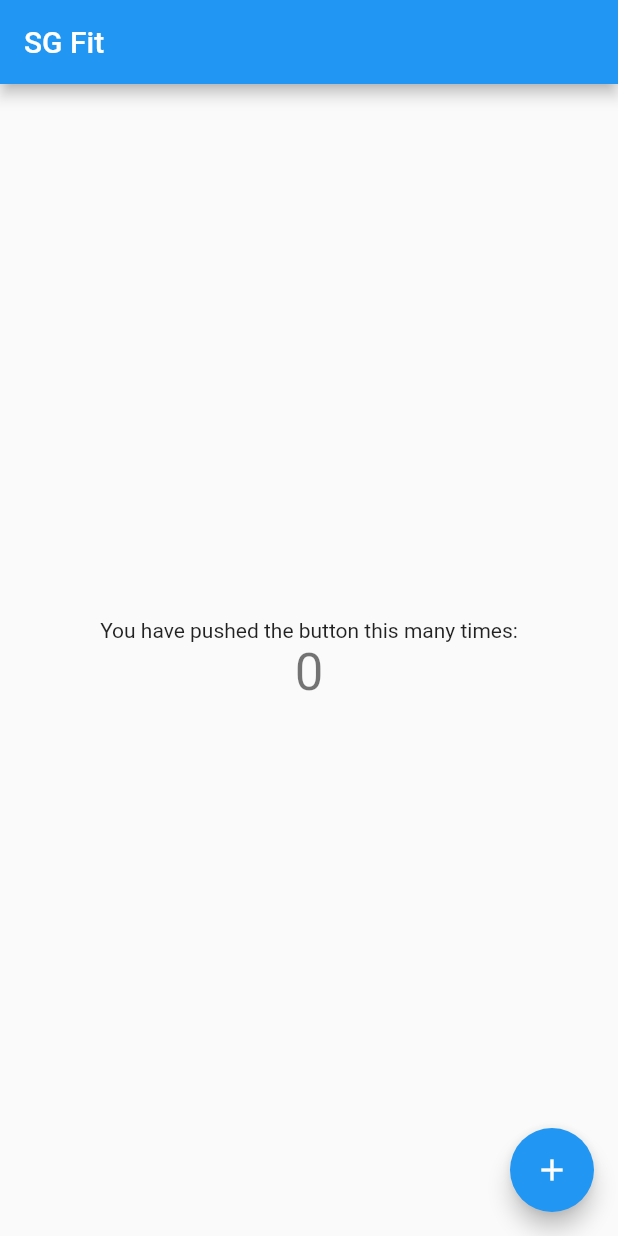
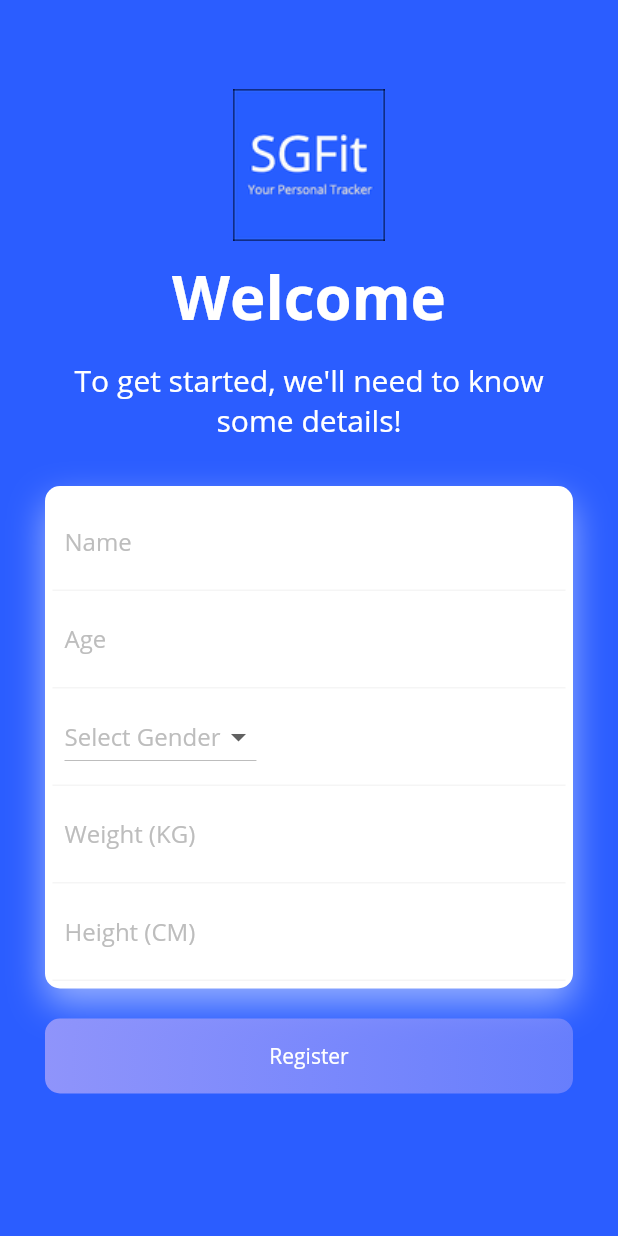
Before and after one commit to divyeshmundhra/SGFit-1, a Flutter app: the screen it shows after launch, on a phone screen of 412 x 824 dp. Run offline on Flutter 3.47's test engine with Material 2 defaults, Android fonts, the phone set to English and light mode, and no system bars.

Commit message:
Added Welcome Page

```diff
--- a/sg_fit/lib/main.dart
+++ b/sg_fit/lib/main.dart
@@ -4,7 +4,7 @@
  * @author XYZ
  */
 import 'package:flutter/material.dart';
-import 'package:sgfit/view/logo_display.dart';
+import 'package:sgfit/view/display_form.dart';
 
 void main() => runApp(Startup());
 
@@ -15,7 +15,12 @@ class Startup extends StatelessWidget {
     return MaterialApp(
       debugShowCheckedModeBanner: true,
       title: "SGFit",
-      home: LogoDisplay()
+      theme: ThemeData(
+            textTheme: Theme.of(context).textTheme.apply(
+                fontFamily: 'Open Sans',
+                bodyColor: Colors.white,
+                displayColor: Colors.white)),
+      home: DisplayForm()
     );
   }
 }
--- /dev/null
+++ b/sg_fit/lib/view/display_form.dart
@@ -0,0 +1,200 @@
+/**
+ * This class implements the one-time registration of the user when they launch
+ * the application for the first time and input details which include Height,
+ * Weight and Age.
+ *
+ * @author XYZ
+ */
+import 'package:flutter/material.dart';
+
+class DisplayForm extends StatefulWidget {
+  State createState() =>  RegistrationPageState();
+}
+
+
+class RegistrationPageState extends State<DisplayForm> {
+  String _value;
+
+  @override
+  Widget build(BuildContext context) {
+    return Scaffold(
+      backgroundColor: Color.fromRGBO(43,93,255, 1),
+      body: Container(
+        child: MediaQuery.removePadding(
+          context: context,
+          removeTop: true,
+          child: SingleChildScrollView(
+          child: Column(
+          children: <Widget>[
+            Container(
+              height: 220,
+              decoration: BoxDecoration(
+                image: DecorationImage(
+                  image: AssetImage('assets/images/reg_page_logo.png'))
+              ),
+            child: Stack(
+              children: <Widget>[
+                Positioned(
+                  child: Container(
+                    margin: EdgeInsets.only(top: 170),
+                    child: Center(
+                      child: Text("Welcome", style: TextStyle(fontSize: 40, fontWeight: FontWeight.bold))
+                      )
+                  )
+                ),
+              ],
+            )
+            ),
+            Padding(
+                  padding: EdgeInsets.fromLTRB(30.0, 20.0, 30.0, 0.0),
+                  child: Container(
+                    child: Center(
+                      child: Text("To get started, we'll need to know some details!", textAlign: TextAlign.center ,style: TextStyle(fontSize: 20, fontWeight: FontWeight.normal)
+                      )
+                  )
+                  )
+                ),
+            Padding(
+	              padding: EdgeInsets.all(30.0),
+	              child: Column(
+	                children: <Widget>[
+	                  Container(
+	                    padding: EdgeInsets.all(5),
+	                    decoration: BoxDecoration(
+	                      color: Colors.white,
+	                      borderRadius: BorderRadius.circular(10),
+	                      boxShadow: [
+	                        BoxShadow(
+	                          color: Color.fromRGBO(255, 255, 255, .5),
+	                          blurRadius: 20.0,
+	                          offset: Offset(0, 10)
+	                        )
+	                      ]
+	                    ),
+                      child: Column(
+	                      children: <Widget>[
+	                        Container(
+	                          padding: EdgeInsets.all(8.0),
+	                          decoration: BoxDecoration(
+	                            border: Border(bottom: BorderSide(color: Colors.grey[100]))
+	                          ),
+	                          child: TextField(
+                              style: TextStyle(color: Colors.black),
+	                            decoration: InputDecoration(
+	                              border: InputBorder.none,
+	                              hintText: "Name",
+	                              hintStyle: TextStyle(color: Colors.grey[400])
+	                            ),
+	                          ),
+	                        ),
+                          Container(
+	                          padding: EdgeInsets.all(8.0),
+	                          decoration: BoxDecoration(
+	                            border: Border(bottom: BorderSide(color: Colors.grey[100]))
+	                          ),
+	                          child: TextField(
+                              style: TextStyle(color: Colors.black),
+                              keyboardType: TextInputType.number,
+	                            decoration: InputDecoration(
+	                              border: InputBorder.none,
+	                              hintText: "Age",
+	                              hintStyle: TextStyle(color: Colors.grey[400])
+	                            ),
+	                          ),
+	                        ),
+                          Container(
+	                          padding: EdgeInsets.all(8.0),
+	                          decoration: BoxDecoration(
+	                            border: Border(bottom: BorderSide(color: Colors.grey[100])),
+	                          ),
+	                          child:
+                            Align(
+                              alignment: Alignment.centerLeft,
+                              child: DropdownButton<String>(
+          items: [
+            DropdownMenuItem<String>(
+              child: Text('Male', style: TextStyle(
+      color: Colors.black,)),
+              value: 'Male',
+            ),
+            DropdownMenuItem<String>(
+              child: Text('Female', style: TextStyle(
+      color: Colors.black,)),
+              value: 'Female',
+            ),
+            DropdownMenuItem<String>(
+              child: Text('Others', style: TextStyle(
+      color: Colors.black,)),
+              value: 'Others',
+            ),
+          ],
+          onChanged: (String value) {
+            setState(() {
+              _value = value;
+            });
+          },
+          hint: Text('Select Gender', style: TextStyle(color: Colors.grey[400])),
+          value: _value,
+        ),
+      )
+                          ),
+                          Container(
+	                          padding: EdgeInsets.all(8.0),
+	                          decoration: BoxDecoration(
+	                            border: Border(bottom: BorderSide(color: Colors.grey[100]))
+	                          ),
+	                          child: TextField(
+                              style: TextStyle(color: Colors.black),
+                              keyboardType: TextInputType.number,
+	                            decoration: InputDecoration(
+	                              border: InputBorder.none,
+	                              hintText: "Weight (KG)",
+	                              hintStyle: TextStyle(color: Colors.grey[400])
+	                            ),
+	                          ),
+	                        ),
+                          Container(
+	                          padding: EdgeInsets.all(8.0),
+	                          decoration: BoxDecoration(
+	                            border: Border(bottom: BorderSide(color: Colors.grey[100]))
+	                          ),
+	                          child: TextField(
+                              style: TextStyle(color: Colors.black),
+                              keyboardType: TextInputType.number,
+	                            decoration: InputDecoration(
+	                              border: InputBorder.none,
+	                              hintText: "Height (CM)",
+	                              hintStyle: TextStyle(color: Colors.grey[400])
+	                            ),
+	                          ),
+	                        ),
+                        ]
+                    )
+                    ),
+                    SizedBox(height: 20,),
+                    Container(
+                      height: 50,
+                      decoration: BoxDecoration(
+	                      borderRadius: BorderRadius.circular(10),
+	                      gradient: LinearGradient(
+	                        colors: [
+	                          Color.fromRGBO(143, 148, 251, 1),
+	                          Color.fromRGBO(143, 148, 251, .6),
+	                        ]
+	                      )
+	                    ),
+                      child: Center(
+                        child: Text("Register")
+                        )
+                    )
+          ],
+        )
+      )
+          ]
+        )
+      )
+    )
+      )
+    );
+  }
+}
--- /dev/null
+++ b/sg_fit/lib/view/gender_dropdown.dart
@@ -0,0 +1,67 @@
+import 'package:flutter/material.dart';
+
+class ChangeTextColorDropdown extends StatefulWidget {
+  @override
+  ChangeTextColorDropdownState createState() {
+    return new ChangeTextColorDropdownState();
+  }
+}
+
+class ChangeTextColorDropdownState extends State<ChangeTextColorDropdown> {
+  List<ColorModel> _colors = [
+    ColorModel(color: Colors.blue, colorName: "Blue"),
+    ColorModel(color: Colors.purple, colorName: "Purple"),
+    ColorModel(color: Colors.pink, colorName: "Pink"),
+    ColorModel(color: Colors.teal, colorName: "Teal"),
+    ColorModel(color: Colors.amber, colorName: "Amber"),
+    ColorModel(color: Colors.brown, colorName: "Brown"),
+  ];
+  Color _selectedColor = Colors.red;
+
+  @override
+  Widget build(BuildContext context) {
+    return Scaffold(
+      appBar: AppBar(
+        title: Text('Change Text Color - DropdownButton'),
+      ),
+      body: Center(
+        child: Column(
+          mainAxisAlignment: MainAxisAlignment.center,
+          mainAxisSize: MainAxisSize.max,
+          children: <Widget>[
+            DropdownButton<Color>(
+              items: _colors
+                  .map((color) => DropdownMenuItem<Color>(
+                        child: Text(
+                          color.colorName,
+                          style: TextStyle(
+                            color: _selectedColor,
+                          ),
+                        ),
+                        value: color.color,
+                      ))
+                  .toList(),
+              onChanged: (Color value) {
+                setState(() => _selectedColor = value);
+              },
+              hint: Text(
+                'Change Text Color',
+                style: TextStyle(
+                  color: _selectedColor,
+                ),
+              ),
+            ),
+          ],
+        ),
+      ),
+    );
+  }
+}
+
+//Create a Model class to hold key-value pair data
+class ColorModel {
+  String colorName;
+  Color color;
+
+  ColorModel({this.colorName, this.color});
+}
--- a/sg_fit/lib/view/logo_display.dart
+++ /dev/null
@@ -1,106 +0,0 @@
-/**
- * This class displays the logo the application when it is launched.
- *
- * @author XYZ
- */
-import 'package:flutter/material.dart';
-
-class LogoDisplay extends StatelessWidget {
-  // This widget is the root of your application.
-  @override
-  Widget build(BuildContext context) {
-    return MaterialApp(
-        debugShowCheckedModeBanner: true,
-        title: "SGFit",
-        theme: ThemeData(
-          primarySwatch: Colors.blue,
-        ),
-        home: MyHomePage(title: 'SG Fit'),
-    );
-  }
-}
-
-class MyHomePage extends StatefulWidget {
-  MyHomePage({Key key, this.title}) : super(key: key);
-
-  // This widget is the home page of your application. It is stateful, meaning
-  // that it has a State object (defined below) that contains fields that affect
-  // how it looks.
-
-  // This class is the configuration for the state. It holds the values (in this
-  // case the title) provided by the parent (in this case the App widget) and
-  // used by the build method of the State. Fields in a Widget subclass are
-  // always marked "final".
-
-  final String title;
-
-  @override
-  _MyHomePageState createState() => _MyHomePageState();
-}
-
-class _MyHomePageState extends State<MyHomePage> {
-  int _counter = 0;
-
-  void _incrementCounter() {
-    setState(() {
-      // This call to setState tells the Flutter framework that something has
-      // changed in this State, which causes it to rerun the build method below
-      // so that the display can reflect the updated values. If we changed
-      // _counter without calling setState(), then the build method would not be
-      // called again, and so nothing would appear to happen.
-      _counter++;
-    });
-  }
-
-  @override
-  Widget build(BuildContext context) {
-    // This method is rerun every time setState is called, for instance as done
-    // by the _incrementCounter method above.
-    //
-    // The Flutter framework has been optimized to make rerunning build methods
-    // fast, so that you can just rebuild anything that needs updating rather
-    // than having to individually change instances of widgets.
-    return Scaffold(
-      appBar: AppBar(
-        // Here we take the value from the MyHomePage object that was created by
-        // the App.build method, and use it to set our appbar title.
-        title: Text(widget.title),
-      ),
-      body: Center(
-        // Center is a layout widget. It takes a single child and positions it
-        // in the middle of the parent.
-        child: Column(
-          // Column is also a layout widget. It takes a list of children and
-          // arranges them vertically. By default, it sizes itself to fit its
-          // children horizontally, and tries to be as tall as its parent.
-          //
-          // Invoke "debug painting" (press "p" in the console, choose the
-          // "Toggle Debug Paint" action from the Flutter Inspector in Android
-          // Studio, or the "Toggle Debug Paint" command in Visual Studio Code)
-          // to see the wireframe for each widget.
-          //
-          // Column has various properties to control how it sizes itself and
-          // how it positions its children. Here we use mainAxisAlignment to
-          // center the children vertically; the main axis here is the vertical
-          // axis because Columns are vertical (the cross axis would be
-          // horizontal).
-          mainAxisAlignment: MainAxisAlignment.center,
-          children: <Widget>[
-            Text(
-              'You have pushed the button this many times:',
-            ),
-            Text(
-              '$_counter',
-              style: Theme.of(context).textTheme.display1,
-            ),
-          ],
-        ),
-      ),
-      floatingActionButton: FloatingActionButton(
-        onPressed: _incrementCounter,
-        tooltip: 'Increment',
-        child: Icon(Icons.add),
-      ), // This trailing comma makes auto-formatting nicer for build methods.
-    );
-  }
-}
--- a/sg_fit/lib/view/registration_page.dart
+++ /dev/null
@@ -1,18 +0,0 @@
-/**
- * This class implements the one-time registration of the user when they launch
- * the application for the first time and input details which include Height,
- * Weight and Age.
- *
- * @author XYZ
- */
-import 'package:flutter/material.dart';
-
-class RegistrationPage extends StatelessWidget {
-
-  @override
-  Widget build(BuildContext context) {
-    return MaterialApp(
-
-    );
-  }
-}
```
Also changed, not shown: sg_fit/pubspec.yaml (+14 -1 lines), sg_fit/assets/fonts/OpenSans-Bold.ttf (added), sg_fit/assets/fonts/OpenSans-ExtraBold.ttf (added), sg_fit/assets/fonts/OpenSans-Light.ttf (added), sg_fit/assets/fonts/OpenSans-Regular.ttf (added), sg_fit/assets/images/reg_page_logo.png (added), 5 other files.
